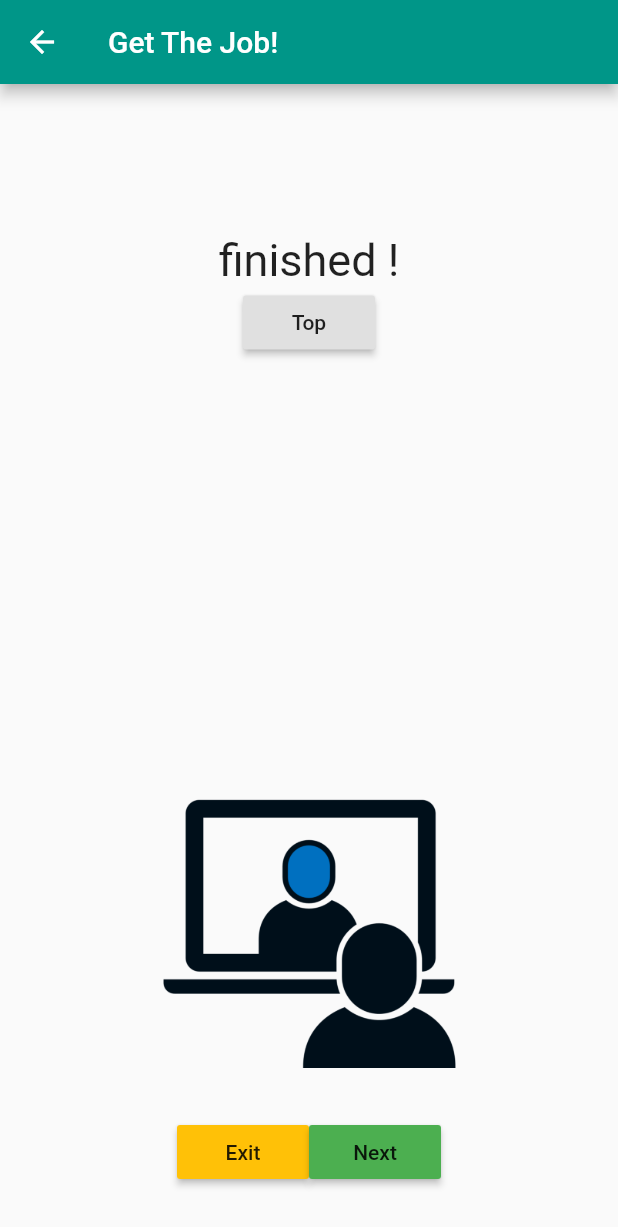
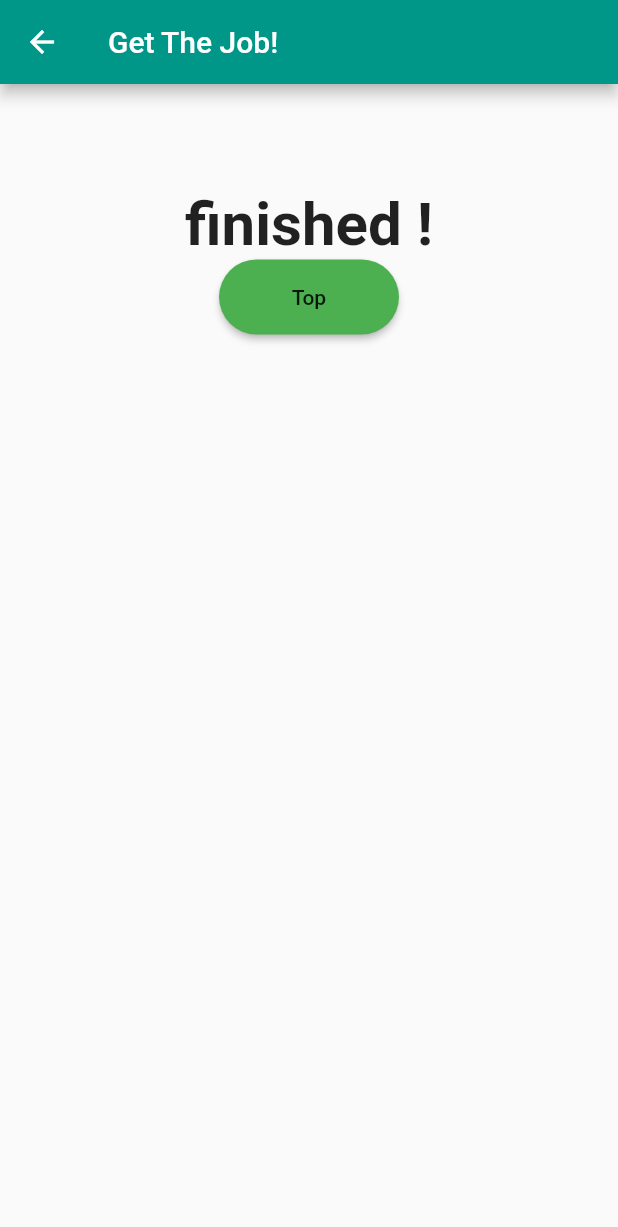
Before and after one commit to JobInterviewPractice/job_interview_practice, a Flutter app: the StartPage screen opened by its route, on a phone screen of 412 x 824 dp. Shown: the top 1227 px of the screen. Run offline on Flutter 3.47's test engine with Material 2 defaults, Android fonts, the light colour scheme and no system bars; our stand-ins replace cloud_firestore, dartz, equatable, firebase_core, flutter_bloc, get_it and 1 more; accounts and stored records are empty.

Commit message:
refactor start_page front

```diff
--- a/lib/feature/start/presentation/pages/start_page.dart
+++ b/lib/feature/start/presentation/pages/start_page.dart
@@ -16,78 +16,115 @@ class StartPage extends StatelessWidget {
         body: Column(
           children: [
             SizedBox(
-              height: 100,
+              height: 70,
             ),
             BlocBuilder<StartNextBloc, StartState>(
               builder: (context, state) {
                 if (state is LoadedStartState) {
-                  return Container(
+                  return Column(
+                    children: [
+                      Padding(
+                        padding: const EdgeInsets.fromLTRB(5, 10, 5, 10),
+                        child: Container(
+                          width: MediaQuery.of(context).size.width * 0.9,
                           decoration: BoxDecoration(
-                      border: Border.all(color: Colors.black54, width: 2),
+                            border: Border.all(color: Colors.black54, width: 3),
                             borderRadius: BorderRadius.circular(8),
                           ),
                           child: Padding(
-                      padding: const EdgeInsets.all(10.0),
+                            padding: const EdgeInsets.all(8.0),
                             child: Column(
                               children: [
                                 Text(
-                              "${state.numberOfAnswering}/${state.totalNumber}"),
+                                  "Answering: ${state.numberOfAnswering}/${state.totalNumber}",
+                                  style: TextStyle(fontWeight: FontWeight.w500),
+                                ),
+                                Padding(
+                                  padding: EdgeInsets.fromLTRB(0, 10, 0, 10),
+                                ),
                                 Text(
                                   state.question.questionText,
-                            style: TextStyle(fontSize: 20),
+                                  style: TextStyle(
+                                      fontSize: 24,
+                                      fontWeight: FontWeight.bold),
                                 ),
                               ],
                             ),
                           ),
-                  );
-                } else if (state is FinishQuestionState) {
-                  return Column(
+                        ),
+                      ),
+                      // todo: insert this!!!
+                      StartImage(),
+                      Container(
+                        padding: EdgeInsets.only(left: 40),
+                        child: Row(
                           children: [
                             Text(
-                        "finished !",
-                        style: TextStyle(fontSize: 30),
+                              "REC",
+                              style: TextStyle(fontSize: 18),
                             ),
-                      RaisedButton(
-                        onPressed: Navigator.of(context).pop,
-                        child: Text("Top"),
-                      )
+                            Icon(
+                              Icons.circle,
+                              color: Colors.red,
+                            ),
                           ],
-                  );
-                }
-                return Center(
-                  child: CircularProgressIndicator(),
-                );
-              },
-            ),
-            Spacer(),
-            Container(
-              child: Padding(
-                padding: const EdgeInsets.symmetric(horizontal: 100),
-                child: Container(
-                  child: Image.asset('images/image_interviewer.png'),
                         ),
                       ),
+                      Container(
+                        height: 150,
+                        child: Padding(
+                          padding: EdgeInsets.fromLTRB(30, 10, 30, 5),
+                          child: Container(
+                            color: Colors.yellow,
+                          ),
+                        ),
+                      ),
+                      Row(
+                        mainAxisAlignment: MainAxisAlignment.center,
+                        children: [
+                          Text("CHECK WEAK QUESTION"),
+                          // todo: impl to data store
+                          Switch(value: false, onChanged: (newvalue) => false)
+                        ],
                       ),
                       Container(
                         padding: EdgeInsets.all(32.0),
                         child: Center(
                           child: Row(
-                  mainAxisAlignment: MainAxisAlignment.center,
+                            mainAxisAlignment: MainAxisAlignment.spaceEvenly,
                             children: <Widget>[
-                    RaisedButton(
-                      color: Colors.amber,
+                              ButtonTheme(
+                                height: 50,
+                                minWidth: 120,
+                                child: RaisedButton(
+                                  color: Colors.teal,
                                   onPressed: () => Navigator.of(context).pop(),
-                      child: Text('Exit'),
+                                  child: Text(
+                                    'Exit',
+                                    style: TextStyle(
+                                        color: Colors.white, fontSize: 18),
+                                  ),
+                                  shape: const StadiumBorder(),
+                                ),
                               ),
                               BlocBuilder<StartNextBloc, StartState>(
                                 builder: (context, state) {
-                        return RaisedButton(
-                          color: Colors.green,
+                                  return ButtonTheme(
+                                    height: 50,
+                                    minWidth: 120,
+                                    child: RaisedButton(
+                                      color: Colors.teal,
+                                      shape: const StadiumBorder(),
                                       onPressed: () => {
                                         BlocProvider.of<StartNextBloc>(context)
                                             .add(NextQuestionEvent())
                                       },
-                          child: Text('Next'),
+                                      child: Text(
+                                        'Next',
+                                        style: TextStyle(
+                                            color: Colors.white, fontSize: 18),
+                                      ),
+                                    ),
                                   );
                                 },
                               ),
@@ -96,8 +133,54 @@ class StartPage extends StatelessWidget {
                         ),
                       ),
                     ],
+                  );
+                } else if (state is FinishQuestionState) {
+                  return Center(
+                    child: Column(
+                      children: [
+                        Text(
+                          "finished !",
+                          style: TextStyle(
+                              fontSize: 40, fontWeight: FontWeight.bold),
+                        ),
+                        ButtonTheme(
+                          height: 50,
+                          minWidth: 120,
+                          child: RaisedButton(
+                            onPressed: Navigator.of(context).pop,
+                            color: Colors.green,
+                            child: Text(
+                              "Top",
+                            ),
+                            shape: const StadiumBorder(),
+                          ),
+                        )
+                      ],
+                    ),
+                  );
+                }
+                return Center(
+                  child: CircularProgressIndicator(),
+                );
+              },
+            ),
+          ],
         ),
       ),
     );
   }
 }
+
+class StartImage extends StatelessWidget {
+  @override
+  Widget build(BuildContext context) {
+    return Container(
+      child: Padding(
+        padding: const EdgeInsets.symmetric(horizontal: 100),
+        child: Container(
+          child: Image.asset('images/image_interviewer.png'),
+        ),
+      ),
+    );
+  }
+}
```
Also changed, not shown: images/interviewer.png (added). Lines whose indentation alone changed are shown as unchanged.
